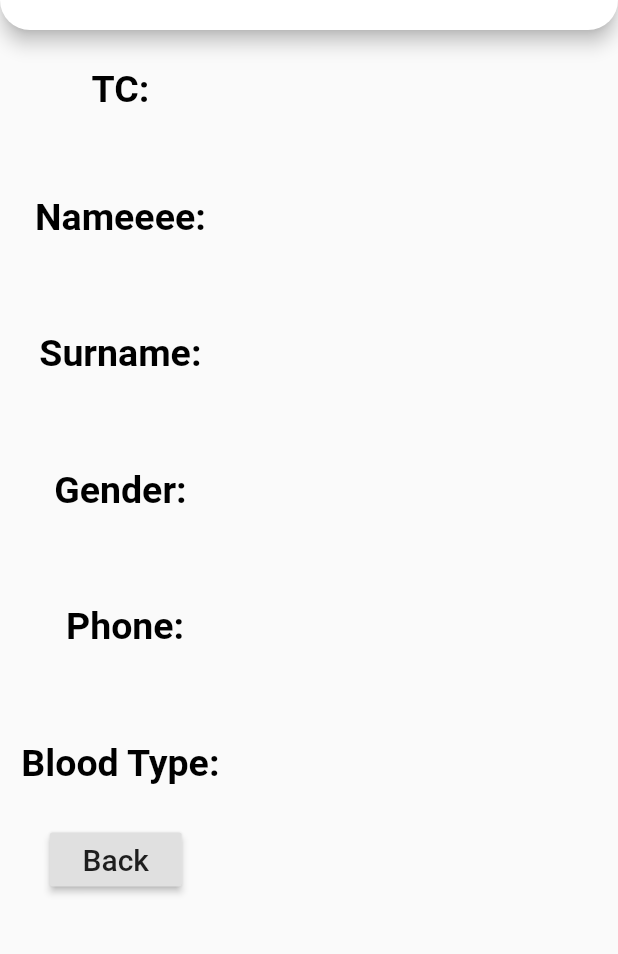
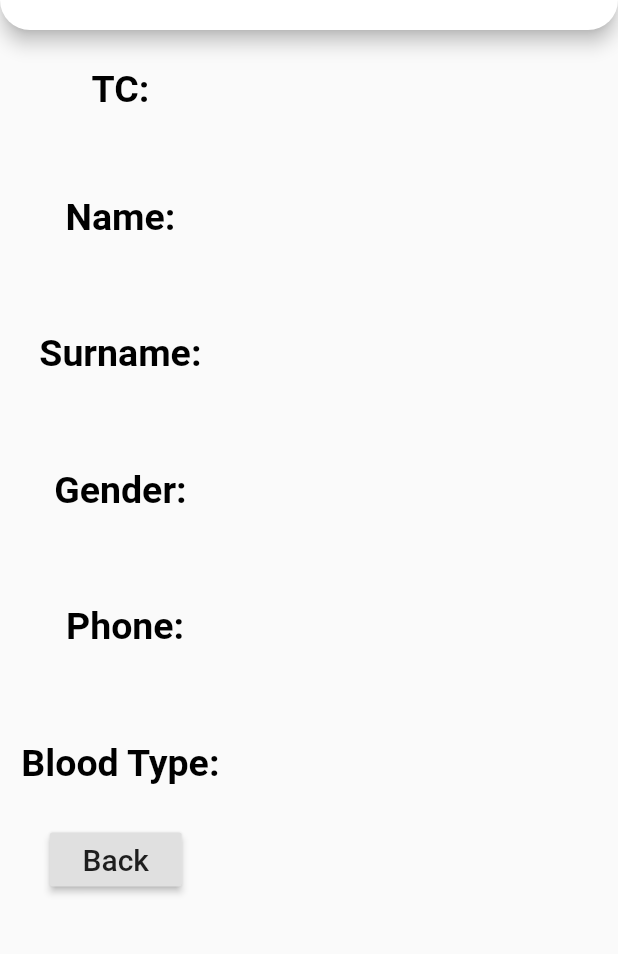
Before and after one commit to ibrahimdissiz/COVID-19_Health_Monitoring_Application, a Flutter app: the patientscmyprofile screen opened by its route, on a phone screen of 412 x 824 dp, the part 120-1074 px from its top. Run offline on Flutter 3.47's test engine with Material 2 defaults, Android fonts, the phone set to English and light mode, and no system bars.

Commit message:
15.05.2021 20:27

```diff
--- a/lib/patientscmyprofile.dart
+++ b/lib/patientscmyprofile.dart
@@ -51,7 +51,7 @@ class _patientscmyprofileState extends State<patientscmyprofile> {
                 ),
                 Padding(
                   padding: const EdgeInsets.all(8.0),
-                  child: Text("Nameeee: ",
+                  child: Text("Name: ",
                     style: TextStyle(
                       color: Colors.black,
                       height: 3,
```
